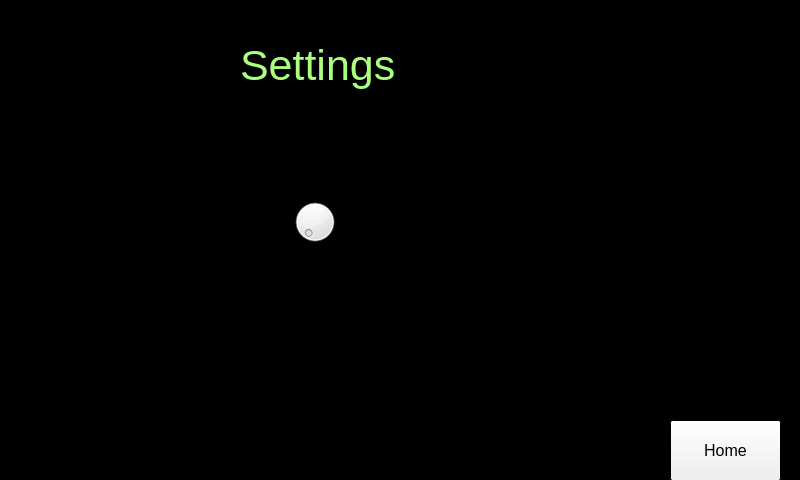
Before: the Qt Designer form sitac/sitac_ui.ui in kzar84/SITAC, drawn with Qt 5.
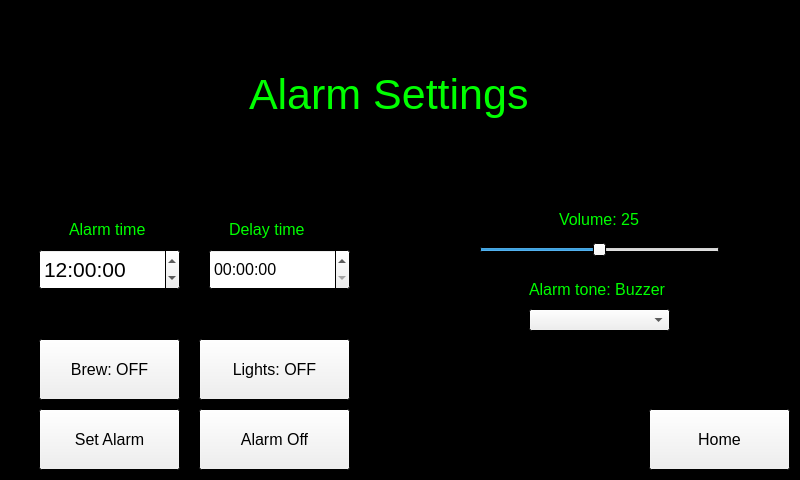
After: the same form once the commit is applied. The open tabs and pages were chosen to show the change.

Commit message: Overhauled the gui with new framework (PyQt5)

```diff
--- a/sitac/sitac_ui.ui
+++ b/sitac/sitac_ui.ui
@@ -83,14 +83,17 @@
    <string>MainWindow</string>
   </property>
   <widget class="QWidget" name="centralwidget">
+   <layout class="QVBoxLayout" name="verticalLayout">
+    <item>
    <widget class="QStackedWidget" name="pages">
-    <property name="geometry">
-     <rect>
-      <x>-30</x>
-      <y>0</y>
-      <width>831</width>
-      <height>480</height>
-     </rect>
+      <property name="enabled">
+       <bool>true</bool>
+      </property>
+      <property name="sizePolicy">
+       <sizepolicy hsizetype="Preferred" vsizetype="Preferred">
+        <horstretch>0</horstretch>
+        <verstretch>0</verstretch>
+       </sizepolicy>
     </property>
     <property name="palette">
      <palette>
@@ -156,6 +159,18 @@
       </disabled>
      </palette>
     </property>
+      <property name="font">
+       <font>
+        <weight>50</weight>
+        <italic>false</italic>
+        <bold>false</bold>
+        <strikeout>false</strikeout>
+        <stylestrategy>PreferDefault</stylestrategy>
+       </font>
+      </property>
+      <property name="layoutDirection">
+       <enum>Qt::LeftToRight</enum>
+      </property>
     <property name="currentIndex">
      <number>0</number>
     </property>
@@ -283,10 +298,10 @@
      <widget class="QLabel" name="settingsTitleLabel">
       <property name="geometry">
        <rect>
-        <x>270</x>
-        <y>0</y>
-        <width>191</width>
-        <height>131</height>
+          <x>240</x>
+          <y>50</y>
+          <width>281</width>
+          <height>71</height>
        </rect>
       </property>
       <property name="palette">
@@ -295,9 +310,9 @@
          <colorrole role="WindowText">
           <brush brushstyle="SolidPattern">
            <color alpha="255">
-            <red>170</red>
+              <red>0</red>
             <green>255</green>
-            <blue>127</blue>
+              <blue>0</blue>
            </color>
           </brush>
          </colorrole>
@@ -333,9 +348,9 @@
          <colorrole role="WindowText">
           <brush brushstyle="SolidPattern">
            <color alpha="255">
-            <red>170</red>
+              <red>0</red>
             <green>255</green>
-            <blue>127</blue>
+              <blue>0</blue>
            </color>
           </brush>
          </colorrole>
@@ -413,25 +428,15 @@
        </font>
       </property>
       <property name="text">
-       <string>Settings</string>
-      </property>
-     </widget>
-     <widget class="QDial" name="dial">
-      <property name="geometry">
-       <rect>
-        <x>320</x>
-        <y>190</y>
-        <width>50</width>
-        <height>64</height>
-       </rect>
+         <string>Alarm Settings</string>
       </property>
      </widget>
      <widget class="QPushButton" name="homeButton">
       <property name="geometry">
        <rect>
-        <x>700</x>
-        <y>420</y>
-        <width>111</width>
+          <x>640</x>
+          <y>400</y>
+          <width>141</width>
         <height>61</height>
        </rect>
       </property>
@@ -439,8 +444,486 @@
        <string>Home</string>
       </property>
      </widget>
-    </widget>
-   </widget>
+       <widget class="QPushButton" name="setAlarmButton">
+        <property name="geometry">
+         <rect>
+          <x>30</x>
+          <y>400</y>
+          <width>141</width>
+          <height>61</height>
+         </rect>
+        </property>
+        <property name="text">
+         <string>Set Alarm</string>
+        </property>
+       </widget>
+       <widget class="QPushButton" name="brewButton">
+        <property name="geometry">
+         <rect>
+          <x>30</x>
+          <y>330</y>
+          <width>141</width>
+          <height>61</height>
+         </rect>
+        </property>
+        <property name="text">
+         <string>Brew: OFF</string>
+        </property>
+       </widget>
+       <widget class="QPushButton" name="lightsButton">
+        <property name="geometry">
+         <rect>
+          <x>190</x>
+          <y>330</y>
+          <width>151</width>
+          <height>61</height>
+         </rect>
+        </property>
+        <property name="text">
+         <string>Lights: OFF</string>
+        </property>
+       </widget>
+       <widget class="QTimeEdit" name="alarmTimeInput">
+        <property name="geometry">
+         <rect>
+          <x>30</x>
+          <y>240</y>
+          <width>141</width>
+          <height>41</height>
+         </rect>
+        </property>
+        <property name="font">
+         <font>
+          <pointsize>16</pointsize>
+         </font>
+        </property>
+        <property name="time">
+         <time>
+          <hour>12</hour>
+          <minute>0</minute>
+          <second>0</second>
+         </time>
+        </property>
+       </widget>
+       <widget class="QSlider" name="volumeSlider">
+        <property name="geometry">
+         <rect>
+          <x>470</x>
+          <y>230</y>
+          <width>241</width>
+          <height>22</height>
+         </rect>
+        </property>
+        <property name="maximum">
+         <number>50</number>
+        </property>
+        <property name="sliderPosition">
+         <number>25</number>
+        </property>
+        <property name="orientation">
+         <enum>Qt::Horizontal</enum>
+        </property>
+       </widget>
+       <widget class="QLabel" name="volumeLabel">
+        <property name="geometry">
+         <rect>
+          <x>550</x>
+          <y>200</y>
+          <width>91</width>
+          <height>20</height>
+         </rect>
+        </property>
+        <property name="palette">
+         <palette>
+          <active>
+           <colorrole role="WindowText">
+            <brush brushstyle="SolidPattern">
+             <color alpha="255">
+              <red>0</red>
+              <green>255</green>
+              <blue>0</blue>
+             </color>
+            </brush>
+           </colorrole>
+          </active>
+          <inactive>
+           <colorrole role="WindowText">
+            <brush brushstyle="SolidPattern">
+             <color alpha="255">
+              <red>0</red>
+              <green>255</green>
+              <blue>0</blue>
+             </color>
+            </brush>
+           </colorrole>
+          </inactive>
+          <disabled>
+           <colorrole role="WindowText">
+            <brush brushstyle="SolidPattern">
+             <color alpha="255">
+              <red>120</red>
+              <green>120</green>
+              <blue>120</blue>
+             </color>
+            </brush>
+           </colorrole>
+          </disabled>
+         </palette>
+        </property>
+        <property name="text">
+         <string>Volume: 25</string>
+        </property>
+       </widget>
+       <widget class="QLabel" name="toneLabel">
+        <property name="geometry">
+         <rect>
+          <x>520</x>
+          <y>270</y>
+          <width>151</width>
+          <height>20</height>
+         </rect>
+        </property>
+        <property name="palette">
+         <palette>
+          <active>
+           <colorrole role="WindowText">
+            <brush brushstyle="SolidPattern">
+             <color alpha="255">
+              <red>0</red>
+              <green>255</green>
+              <blue>0</blue>
+             </color>
+            </brush>
+           </colorrole>
+          </active>
+          <inactive>
+           <colorrole role="WindowText">
+            <brush brushstyle="SolidPattern">
+             <color alpha="255">
+              <red>0</red>
+              <green>255</green>
+              <blue>0</blue>
+             </color>
+            </brush>
+           </colorrole>
+          </inactive>
+          <disabled>
+           <colorrole role="WindowText">
+            <brush brushstyle="SolidPattern">
+             <color alpha="255">
+              <red>120</red>
+              <green>120</green>
+              <blue>120</blue>
+             </color>
+            </brush>
+           </colorrole>
+          </disabled>
+         </palette>
+        </property>
+        <property name="text">
+         <string>Alarm tone: Buzzer</string>
+        </property>
+       </widget>
+       <widget class="QComboBox" name="tonesList">
+        <property name="geometry">
+         <rect>
+          <x>520</x>
+          <y>300</y>
+          <width>141</width>
+          <height>22</height>
+         </rect>
+        </property>
+       </widget>
+       <widget class="QTimeEdit" name="delayTimeInput">
+        <property name="geometry">
+         <rect>
+          <x>200</x>
+          <y>240</y>
+          <width>141</width>
+          <height>41</height>
+         </rect>
+        </property>
+       </widget>
+       <widget class="QLabel" name="alarmTimeLabel">
+        <property name="geometry">
+         <rect>
+          <x>60</x>
+          <y>210</y>
+          <width>81</width>
+          <height>20</height>
+         </rect>
+        </property>
+        <property name="palette">
+         <palette>
+          <active>
+           <colorrole role="WindowText">
+            <brush brushstyle="SolidPattern">
+             <color alpha="255">
+              <red>0</red>
+              <green>255</green>
+              <blue>0</blue>
+             </color>
+            </brush>
+           </colorrole>
+          </active>
+          <inactive>
+           <colorrole role="WindowText">
+            <brush brushstyle="SolidPattern">
+             <color alpha="255">
+              <red>0</red>
+              <green>255</green>
+              <blue>0</blue>
+             </color>
+            </brush>
+           </colorrole>
+          </inactive>
+          <disabled>
+           <colorrole role="WindowText">
+            <brush brushstyle="SolidPattern">
+             <color alpha="255">
+              <red>120</red>
+              <green>120</green>
+              <blue>120</blue>
+             </color>
+            </brush>
+           </colorrole>
+          </disabled>
+         </palette>
+        </property>
+        <property name="text">
+         <string>Alarm time</string>
+        </property>
+       </widget>
+       <widget class="QLabel" name="label">
+        <property name="geometry">
+         <rect>
+          <x>220</x>
+          <y>210</y>
+          <width>81</width>
+          <height>20</height>
+         </rect>
+        </property>
+        <property name="palette">
+         <palette>
+          <active>
+           <colorrole role="WindowText">
+            <brush brushstyle="SolidPattern">
+             <color alpha="255">
+              <red>0</red>
+              <green>255</green>
+              <blue>0</blue>
+             </color>
+            </brush>
+           </colorrole>
+          </active>
+          <inactive>
+           <colorrole role="WindowText">
+            <brush brushstyle="SolidPattern">
+             <color alpha="255">
+              <red>0</red>
+              <green>255</green>
+              <blue>0</blue>
+             </color>
+            </brush>
+           </colorrole>
+          </inactive>
+          <disabled>
+           <colorrole role="WindowText">
+            <brush brushstyle="SolidPattern">
+             <color alpha="255">
+              <red>120</red>
+              <green>120</green>
+              <blue>120</blue>
+             </color>
+            </brush>
+           </colorrole>
+          </disabled>
+         </palette>
+        </property>
+        <property name="text">
+         <string>Delay time</string>
+        </property>
+       </widget>
+       <widget class="QPushButton" name="alarmOffButton">
+        <property name="geometry">
+         <rect>
+          <x>190</x>
+          <y>400</y>
+          <width>151</width>
+          <height>61</height>
+         </rect>
+        </property>
+        <property name="text">
+         <string>Alarm Off</string>
+        </property>
+       </widget>
+      </widget>
+      <widget class="QWidget" name="AlarmPage">
+       <widget class="QLabel" name="wakeUpLabel">
+        <property name="geometry">
+         <rect>
+          <x>60</x>
+          <y>70</y>
+          <width>611</width>
+          <height>161</height>
+         </rect>
+        </property>
+        <property name="palette">
+         <palette>
+          <active>
+           <colorrole role="WindowText">
+            <brush brushstyle="SolidPattern">
+             <color alpha="255">
+              <red>0</red>
+              <green>255</green>
+              <blue>0</blue>
+             </color>
+            </brush>
+           </colorrole>
+          </active>
+          <inactive>
+           <colorrole role="WindowText">
+            <brush brushstyle="SolidPattern">
+             <color alpha="255">
+              <red>0</red>
+              <green>255</green>
+              <blue>0</blue>
+             </color>
+            </brush>
+           </colorrole>
+          </inactive>
+          <disabled>
+           <colorrole role="WindowText">
+            <brush brushstyle="SolidPattern">
+             <color alpha="255">
+              <red>120</red>
+              <green>120</green>
+              <blue>120</blue>
+             </color>
+            </brush>
+           </colorrole>
+          </disabled>
+         </palette>
+        </property>
+        <property name="font">
+         <font>
+          <pointsize>36</pointsize>
+         </font>
+        </property>
+        <property name="layoutDirection">
+         <enum>Qt::RightToLeft</enum>
+        </property>
+        <property name="text">
+         <string>Rise and Shine
+The current time is 7:00 AM</string>
+        </property>
+        <property name="scaledContents">
+         <bool>false</bool>
+        </property>
+        <property name="alignment">
+         <set>Qt::AlignCenter</set>
+        </property>
+       </widget>
+       <widget class="QPushButton" name="outButton">
+        <property name="geometry">
+         <rect>
+          <x>190</x>
+          <y>250</y>
+          <width>151</width>
+          <height>61</height>
+         </rect>
+        </property>
+        <property name="text">
+         <string>Dimiss</string>
+        </property>
+       </widget>
+       <widget class="QPushButton" name="snoozeButton">
+        <property name="geometry">
+         <rect>
+          <x>400</x>
+          <y>250</y>
+          <width>161</width>
+          <height>61</height>
+         </rect>
+        </property>
+        <property name="text">
+         <string>Snooze</string>
+        </property>
+       </widget>
+      </widget>
+      <widget class="QWidget" name="SnoozePage">
+       <widget class="QLabel" name="snoozeLabel">
+        <property name="geometry">
+         <rect>
+          <x>120</x>
+          <y>110</y>
+          <width>511</width>
+          <height>61</height>
+         </rect>
+        </property>
+        <property name="palette">
+         <palette>
+          <active>
+           <colorrole role="WindowText">
+            <brush brushstyle="SolidPattern">
+             <color alpha="255">
+              <red>0</red>
+              <green>255</green>
+              <blue>0</blue>
+             </color>
+            </brush>
+           </colorrole>
+          </active>
+          <inactive>
+           <colorrole role="WindowText">
+            <brush brushstyle="SolidPattern">
+             <color alpha="255">
+              <red>0</red>
+              <green>255</green>
+              <blue>0</blue>
+             </color>
+            </brush>
+           </colorrole>
+          </inactive>
+          <disabled>
+           <colorrole role="WindowText">
+            <brush brushstyle="SolidPattern">
+             <color alpha="255">
+              <red>120</red>
+              <green>120</green>
+              <blue>120</blue>
+             </color>
+            </brush>
+           </colorrole>
+          </disabled>
+         </palette>
+        </property>
+        <property name="font">
+         <font>
+          <pointsize>36</pointsize>
+         </font>
+        </property>
+        <property name="text">
+         <string>Snoozing until 7:05 AM</string>
+        </property>
+       </widget>
+       <widget class="QPushButton" name="snoozeOffButton">
+        <property name="geometry">
+         <rect>
+          <x>280</x>
+          <y>200</y>
+          <width>191</width>
+          <height>41</height>
+         </rect>
+        </property>
+        <property name="text">
+         <string>Snooze off</string>
+        </property>
+       </widget>
+      </widget>
+     </widget>
+    </item>
+   </layout>
   </widget>
  </widget>
  <resources/>
```
Left out of the diff: 188 changed lines with no effect on the pictures. Lines whose indentation alone changed are shown as unchanged. The commit also changes 3 other files.
